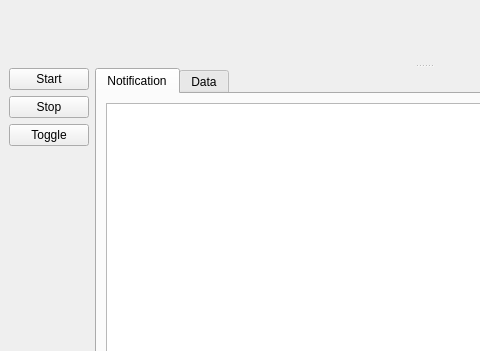
This is SensorInterface/gui.ui in Timeinz/ECMO_Project_cleanup as Qt 5 draws it before an edit; both pictures show x 0 to 480 and y 0 to 351 of the 847 by 514 pixel window. The edited form follows.
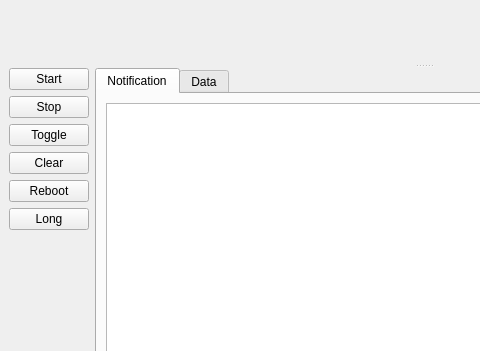
This is the edited form. Icons and pictures are not drawn. Custom widgets are drawn as their Qt base class.

Diff of the .ui file:
```diff
--- a/SensorInterface/gui.ui
+++ b/SensorInterface/gui.ui
@@ -33,7 +33,7 @@
         </sizepolicy>
        </property>
       </widget>
-      <widget class="QWidget" name="">
+      <widget class="QWidget" name="layoutWidget">
        <layout class="QHBoxLayout" name="horizontalLayout">
         <item>
          <layout class="QVBoxLayout" name="verticalLayout_5">
@@ -64,6 +64,27 @@
             </property>
            </widget>
           </item>
+          <item>
+           <widget class="QPushButton" name="clear_button">
+            <property name="text">
+             <string>Clear</string>
+            </property>
+           </widget>
+          </item>
+          <item>
+           <widget class="QPushButton" name="reboot_button">
+            <property name="text">
+             <string>Reboot</string>
+            </property>
+           </widget>
+          </item>
+          <item>
+           <widget class="QPushButton" name="longtask_button">
+            <property name="text">
+             <string>Long</string>
+            </property>
+           </widget>
+          </item>
           <item>
            <spacer name="verticalSpacer">
             <property name="orientation">
```
